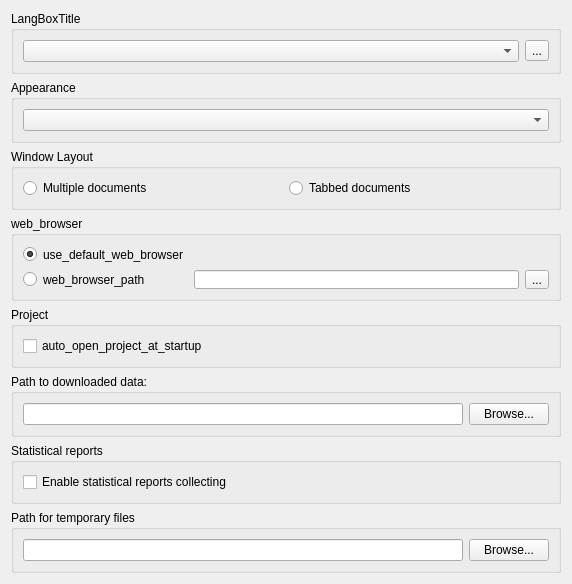
Old version of the form src/ugeneui/src/app_settings/user_apps_settings/ui/UserApplicationsSettingsWidget.ui in the repository violethaze74/ugene.
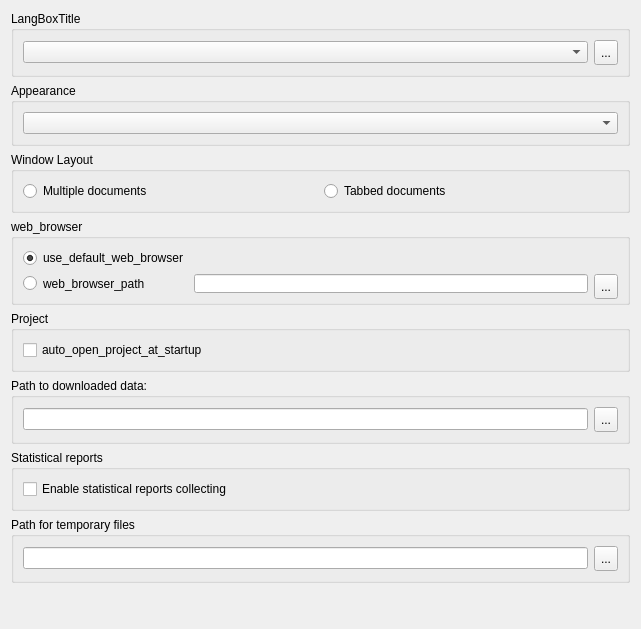
New version of the form.

Patch:
```diff
--- a/src/ugeneui/src/app_settings/user_apps_settings/ui/UserApplicationsSettingsWidget.ui
+++ b/src/ugeneui/src/app_settings/user_apps_settings/ui/UserApplicationsSettingsWidget.ui
@@ -6,8 +6,8 @@
    <rect>
     <x>0</x>
     <y>0</y>
-    <width>572</width>
-    <height>507</height>
+    <width>641</width>
+    <height>629</height>
    </rect>
   </property>
   <property name="sizePolicy">
@@ -31,6 +31,12 @@
       </item>
       <item>
        <widget class="QToolButton" name="langButton">
+        <property name="minimumSize">
+         <size>
+          <width>24</width>
+          <height>25</height>
+         </size>
+        </property>
         <property name="text">
          <string>...</string>
         </property>
@@ -138,6 +144,12 @@
           <property name="enabled">
            <bool>true</bool>
           </property>
+          <property name="minimumSize">
+           <size>
+            <width>24</width>
+            <height>25</height>
+           </size>
+          </property>
           <property name="text">
            <string>...</string>
           </property>
@@ -176,9 +188,18 @@
          <widget class="QLineEdit" name="downloadsDirPathEdit"/>
         </item>
         <item>
-         <widget class="QPushButton" name="browseDownloadDirButton">
+         <widget class="QToolButton" name="browseDownloadDirButton">
+          <property name="minimumSize">
+           <size>
+            <width>24</width>
+            <height>25</height>
+           </size>
+          </property>
+          <property name="toolTip">
+           <string/>
+          </property>
           <property name="text">
-           <string>Browse...</string>
+           <string>...</string>
           </property>
          </widget>
         </item>
@@ -215,9 +236,30 @@
          <widget class="QLineEdit" name="tmpDirPathEdit"/>
         </item>
         <item>
-         <widget class="QPushButton" name="browseTmpDirButton">
+         <widget class="QToolButton" name="browseTmpDirButton">
+          <property name="enabled">
+           <bool>true</bool>
+          </property>
+          <property name="minimumSize">
+           <size>
+            <width>24</width>
+            <height>25</height>
+           </size>
+          </property>
+          <property name="maximumSize">
+           <size>
+            <width>24</width>
+            <height>16777215</height>
+           </size>
+          </property>
           <property name="text">
-           <string>Browse...</string>
+           <string>...</string>
+          </property>
+          <property name="iconSize">
+           <size>
+            <width>16</width>
+            <height>16</height>
+           </size>
           </property>
          </widget>
         </item>
```
